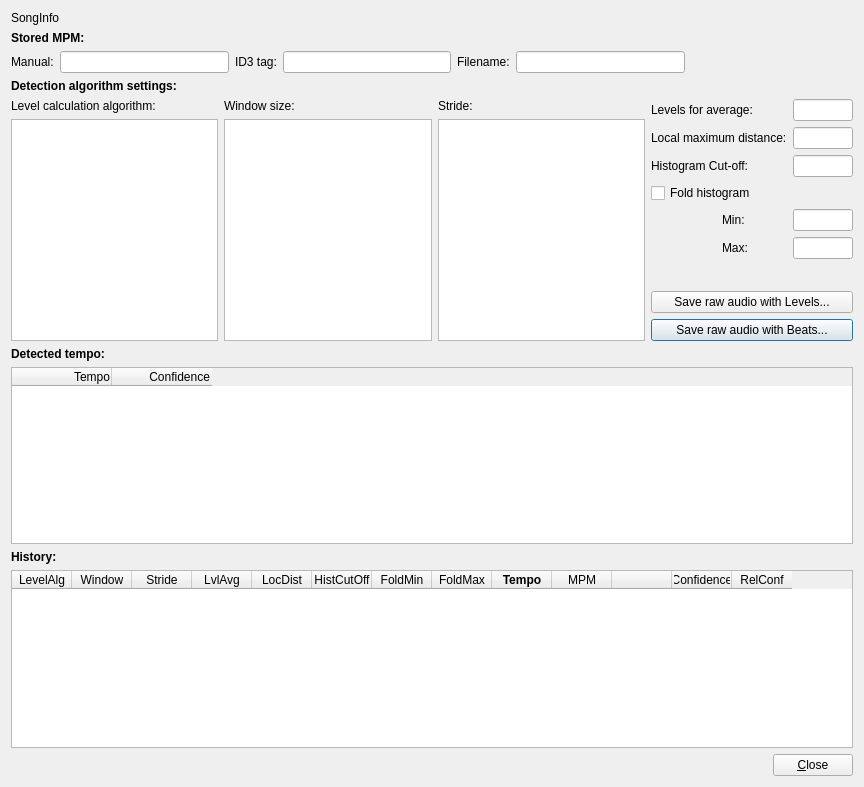
The window that src/UI/Dlg/DlgTempoDetect.ui (madmaxoft/SkauTan) describes before a commit, drawn with Qt 5.
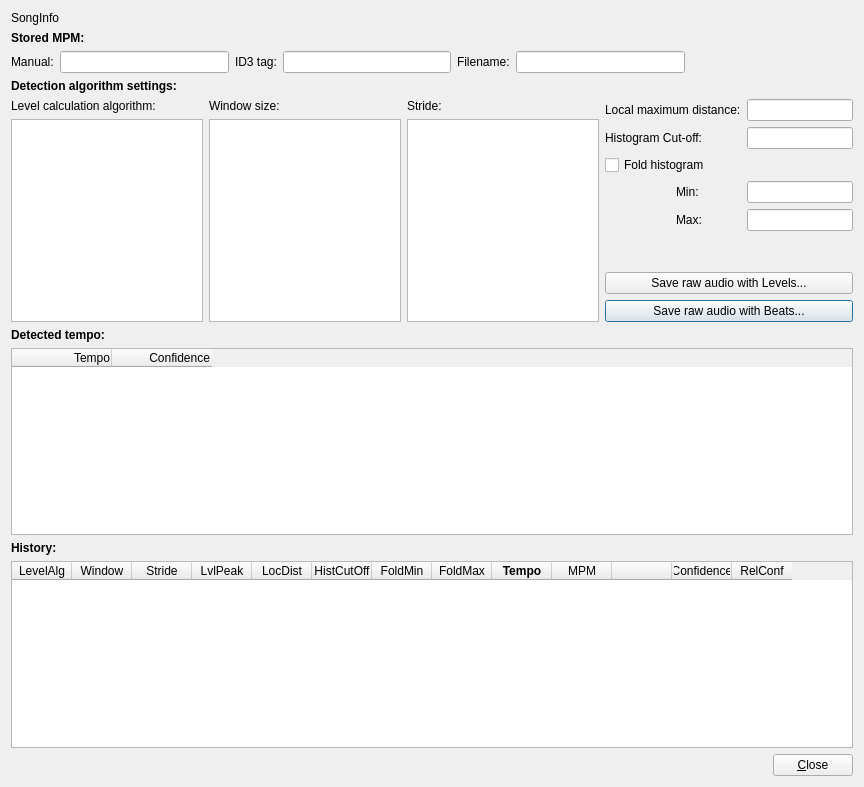
The same window after the commit.

Commit message: TempoDetector: Added SumDistMinMax algo and level normalization.

Diff of the .ui file:
```diff
--- a/src/UI/Dlg/DlgTempoDetect.ui
+++ b/src/UI/Dlg/DlgTempoDetect.ui
@@ -173,56 +173,63 @@
      </item>
      <item>
       <layout class="QGridLayout" name="gridLayout">
-       <item row="0" column="2">
-        <widget class="QLineEdit" name="leLevelAvg">
-         <property name="inputMethodHints">
-          <set>Qt::ImhDigitsOnly</set>
-         </property>
-        </widget>
-       </item>
-       <item row="0" column="0" colspan="2">
-        <widget class="QLabel" name="label_9">
-         <property name="text">
-          <string>Levels for average:</string>
-         </property>
-        </widget>
-       </item>
-       <item row="8" column="0" colspan="3">
+       <item row="7" column="0" colspan="3">
         <widget class="QPushButton" name="btnSaveDebugBeats">
          <property name="text">
           <string>Save raw audio with Beats...</string>
          </property>
         </widget>
        </item>
-       <item row="1" column="0" colspan="2">
-        <widget class="QLabel" name="label_10">
-         <property name="text">
-          <string>Local maximum distance:</string>
-         </property>
-        </widget>
-       </item>
-       <item row="3" column="0" colspan="3">
+       <item row="2" column="0" colspan="3">
         <widget class="QCheckBox" name="chbFoldHistogram">
          <property name="text">
           <string>Fold histogram</string>
          </property>
         </widget>
        </item>
-       <item row="4" column="2">
-        <widget class="QLineEdit" name="leFoldHistogramMin">
-         <property name="inputMethodHints">
-          <set>Qt::ImhDigitsOnly</set>
-         </property>
-        </widget>
-       </item>
-       <item row="7" column="0" colspan="3">
+       <item row="6" column="0" colspan="3">
         <widget class="QPushButton" name="btnSaveDebugLevels">
          <property name="text">
           <string>Save raw audio with Levels...</string>
          </property>
         </widget>
        </item>
-       <item row="4" column="0">
+       <item row="0" column="0" colspan="2">
+        <widget class="QLabel" name="label_10">
+         <property name="text">
+          <string>Local maximum distance:</string>
+         </property>
+        </widget>
+       </item>
+       <item row="3" column="2">
+        <widget class="QLineEdit" name="leFoldHistogramMin">
+         <property name="inputMethodHints">
+          <set>Qt::ImhDigitsOnly</set>
+         </property>
+        </widget>
+       </item>
+       <item row="4" column="1">
+        <widget class="QLabel" name="label_12">
+         <property name="text">
+          <string>Max:</string>
+         </property>
+        </widget>
+       </item>
+       <item row="0" column="2">
+        <widget class="QLineEdit" name="leLevelPeak">
+         <property name="inputMethodHints">
+          <set>Qt::ImhDigitsOnly</set>
+         </property>
+        </widget>
+       </item>
+       <item row="4" column="2">
+        <widget class="QLineEdit" name="leFoldHistogramMax">
+         <property name="inputMethodHints">
+          <set>Qt::ImhDigitsOnly</set>
+         </property>
+        </widget>
+       </item>
+       <item row="3" column="0">
         <spacer name="horizontalSpacer">
          <property name="orientation">
           <enum>Qt::Horizontal</enum>
@@ -238,14 +245,7 @@
          </property>
         </spacer>
        </item>
-       <item row="1" column="2">
-        <widget class="QLineEdit" name="leLevelPeak">
-         <property name="inputMethodHints">
-          <set>Qt::ImhDigitsOnly</set>
-         </property>
-        </widget>
-       </item>
-       <item row="4" column="1">
+       <item row="3" column="1">
         <widget class="QLabel" name="label_11">
          <property name="text">
           <string>Min:</string>
@@ -253,20 +253,6 @@
         </widget>
        </item>
        <item row="5" column="1">
-        <widget class="QLabel" name="label_12">
-         <property name="text">
-          <string>Max:</string>
-         </property>
-        </widget>
-       </item>
-       <item row="5" column="2">
-        <widget class="QLineEdit" name="leFoldHistogramMax">
-         <property name="inputMethodHints">
-          <set>Qt::ImhDigitsOnly</set>
-         </property>
-        </widget>
-       </item>
-       <item row="6" column="1">
         <spacer name="verticalSpacer">
          <property name="orientation">
           <enum>Qt::Vertical</enum>
@@ -279,20 +265,20 @@
          </property>
         </spacer>
        </item>
-       <item row="2" column="0" colspan="2">
+       <item row="1" column="2">
+        <widget class="QLineEdit" name="leHistogramCutoff">
+         <property name="inputMethodHints">
+          <set>Qt::ImhDigitsOnly</set>
+         </property>
+        </widget>
+       </item>
+       <item row="1" column="0" colspan="2">
         <widget class="QLabel" name="label_15">
          <property name="text">
           <string>Histogram Cut-off:</string>
          </property>
         </widget>
        </item>
-       <item row="2" column="2">
-        <widget class="QLineEdit" name="leHistogramCutoff">
-         <property name="inputMethodHints">
-          <set>Qt::ImhDigitsOnly</set>
-         </property>
-        </widget>
-       </item>
       </layout>
      </item>
     </layout>
@@ -383,7 +369,7 @@
      </column>
      <column>
       <property name="text">
-       <string>LvlAvg</string>
+       <string>LvlPeak</string>
       </property>
      </column>
      <column>
```
Left out of the diff: 1 changed line with no effect on the pictures. The commit also changes 5 other files.
